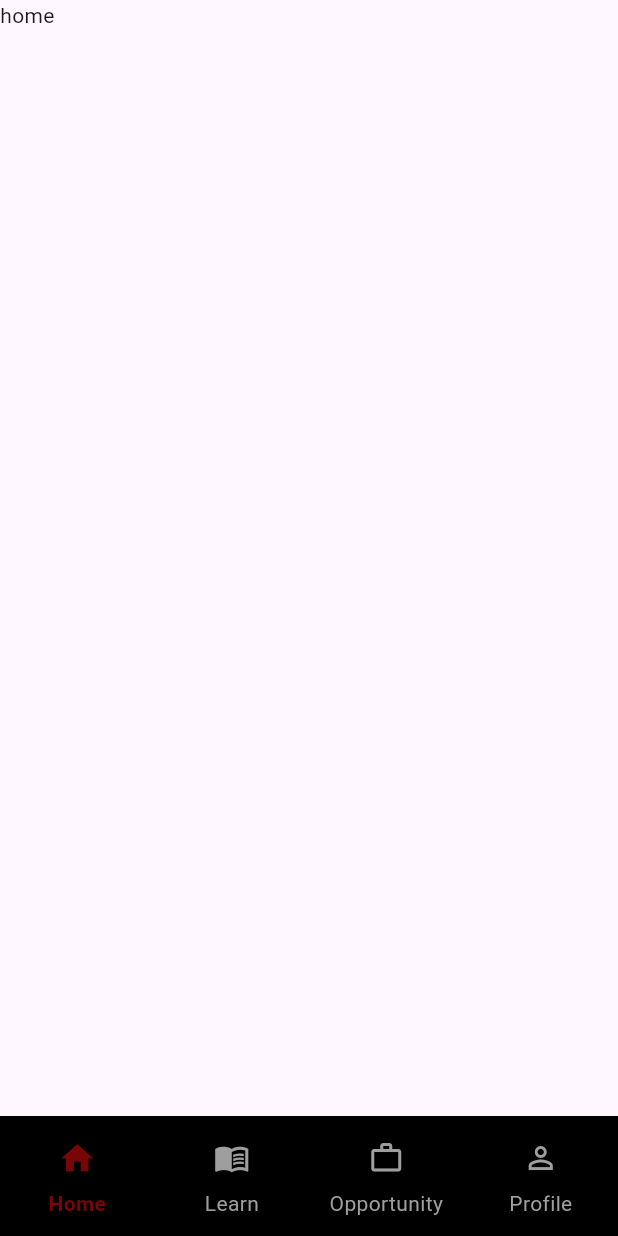
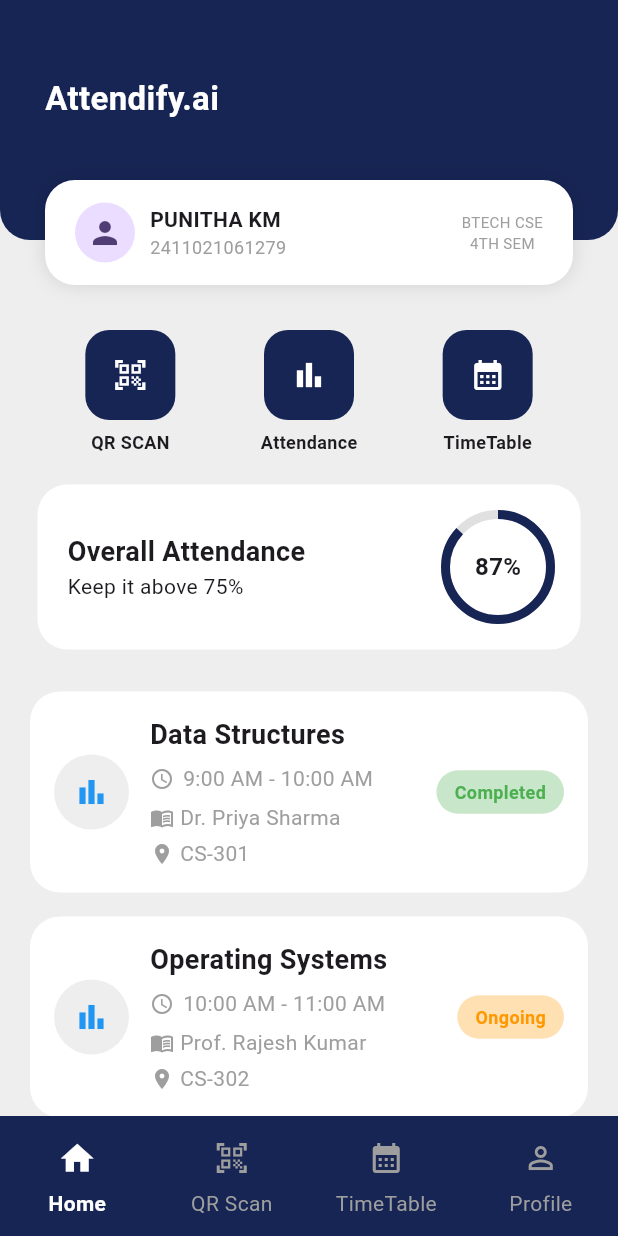
Before and after one commit to puniiith25/attendifyAI, a Flutter app: the screen it shows after launch, on a phone screen of 412 x 824 dp. Run offline on Flutter 3.47's test engine with Material 3 defaults, Android fonts, the phone set to English and light mode, and no system bars; our stand-ins replace table_calendar.

Commit message:
time table ui is completed

```diff
--- /dev/null
+++ b/attendify/lib/Models/timetable_model.dart
@@ -0,0 +1,22 @@
+class Timetable {
+  final int dayOfWeek;
+  final String subject;
+  final String teacher;
+  final String room;
+  final String startTime;
+  final String endTime;
+
+  final DateTime validFrom;
+  final DateTime validTo;
+
+  Timetable({
+    required this.dayOfWeek,
+    required this.subject,
+    required this.teacher,
+    required this.room,
+    required this.startTime,
+    required this.endTime,
+    required this.validFrom,
+    required this.validTo,
+  });
+}
--- a/attendify/lib/Pages/Home.dart
+++ b/attendify/lib/Pages/Home.dart
@@ -1,4 +1,10 @@
+import 'package:attendify/widgets/HomePage_widgets/class_card.dart';
+import 'package:attendify/widgets/HomePage_widgets/quick_actions.dart';
+import 'package:attendify/widgets/color_codes.dart';
 import 'package:flutter/material.dart';
+
+import 'package:attendify/widgets/HomePage_widgets/attendance_card.dart';
+import 'package:attendify/widgets/HomePage_widgets/header.dart';
 
 class Home extends StatefulWidget {
   const Home({super.key});
@@ -8,8 +14,91 @@
 }
 
 class _HomeState extends State<Home> {
+  final List<Map<String, String>> classes = [
+    {
+      "subject": "Data Structures",
+      "time": "9:00 AM - 10:00 AM",
+      "teacher": "Dr. Priya Sharma",
+      "room": "CS-301",
+      "status": "Completed",
+    },
+    {
+      "subject": "Operating Systems",
+      "time": "10:00 AM - 11:00 AM",
+      "teacher": "Prof. Rajesh Kumar",
+      "room": "CS-302",
+      "status": "Ongoing",
+    },
+    {
+      "subject": "Database Systems",
+      "time": "11:30 AM - 12:30 PM",
+      "teacher": "Dr. Anitha R.",
+      "room": "CS-303",
+      "status": "Upcoming",
+    },
+    {
+      "subject": "Computer Networks",
+      "time": "2:00 PM - 3:00 PM",
+      "teacher": "Prof. Suresh M.",
+      "room": "CS-Lab1",
+      "status": "Upcoming",
+    },
+  ];
+
   @override
   Widget build(BuildContext context) {
-    return Scaffold(body: Text("home"));
+    return Scaffold(
+      backgroundColor: Colors.grey.shade200,
+
+      body: SingleChildScrollView(
+        child: Column(
+          children: [
+            const HeaderSection(),
+
+            const SizedBox(height: 60),
+
+            const Row(
+              mainAxisAlignment: MainAxisAlignment.spaceEvenly,
+              children: [
+                QuickButton(
+                  icon: Icons.qr_code_scanner,
+                  label: 'QR SCAN',
+                  color: AppColors.primary,
+                ),
+                QuickButton(
+                  icon: Icons.bar_chart,
+                  label: 'Attendance',
+                  color: AppColors.primary,
+                ),
+                QuickButton(
+                  icon: Icons.calendar_month,
+                  label: 'TimeTable',
+                  color: AppColors.primary,
+                ),
+              ],
+            ),
+
+            const SizedBox(height: 20),
+
+            const AttendanceCard(),
+
+            const SizedBox(height: 20),
+
+            /* CLASS LIST */
+            Column(
+              children: classes.map((classData) {
+                return ClassCard(
+                  subject: classData["subject"]!,
+                  time: classData["time"]!,
+                  teacher: classData["teacher"]!,
+                  room: classData["room"]!,
+                  status: classData["status"]!,
+                );
+              }).toList(),
+            ),
+          ],
+        ),
+      ),
+    );
   }
 }
--- a/attendify/lib/Pages/TimeTable.dart
+++ b/attendify/lib/Pages/TimeTable.dart
@@ -1,15 +1,23 @@
 import 'package:flutter/material.dart';
 
-class Timetable extends StatefulWidget {
+import '../widgets/timetable_calendar.dart';
+import '../Services/timetable_service.dart';
+
+class Timetable extends StatelessWidget {
   const Timetable({super.key});
 
   @override
-  State<Timetable> createState() => _TimetableState();
-}
+  Widget build(BuildContext context) {
+    final timetable = TimetableService.getStudentTimetable();
 
-class _TimetableState extends State<Timetable> {
-  @override
-  Widget build(BuildContext context) {
-    return Scaffold(body: Text("Timetable"));
+    return Scaffold(
+      appBar: AppBar(title: const Text("My Timetable")),
+
+      body: Padding(
+        padding: const EdgeInsets.all(12),
+
+        child: TimetableCalendar(timetable: timetable),
+      ),
+    );
   }
 }
--- /dev/null
+++ b/attendify/lib/Services/timetable_service.dart
@@ -0,0 +1,86 @@
+import '../Models/timetable_model.dart';
+
+class TimetableService {
+  static List<Timetable> getStudentTimetable() {
+    return [
+      /* MONDAY */
+      Timetable(
+        dayOfWeek: 1,
+        subject: "Data Structures",
+        teacher: "Dr Priya Sharma",
+        room: "CS301",
+        startTime: "09:00",
+        endTime: "10:00",
+        validFrom: DateTime(2026, 1, 1),
+        validTo: DateTime(2026, 5, 30),
+      ),
+
+      Timetable(
+        dayOfWeek: 1,
+        subject: "Operating Systems",
+        teacher: "Prof Rajesh Kumar",
+        room: "CS302",
+        startTime: "10:00",
+        endTime: "11:00",
+        validFrom: DateTime(2026, 1, 1),
+        validTo: DateTime(2026, 5, 30),
+      ),
+
+      Timetable(
+        dayOfWeek: 1,
+        subject: "Database Systems",
+        teacher: "Dr Anitha",
+        room: "CS303",
+        startTime: "11:30",
+        endTime: "12:30",
+        validFrom: DateTime(2026, 1, 1),
+        validTo: DateTime(2026, 5, 30),
+      ),
+
+      Timetable(
+        dayOfWeek: 1,
+        subject: "Computer Networks",
+        teacher: "Prof Suresh",
+        room: "CS304",
+        startTime: "14:00",
+        endTime: "15:00",
+        validFrom: DateTime(2026, 1, 1),
+        validTo: DateTime(2026, 5, 30),
+      ),
+
+      /* TUESDAY */
+      Timetable(
+        dayOfWeek: 2,
+        subject: "Machine Learning",
+        teacher: "Dr Kavitha",
+        room: "CS201",
+        startTime: "09:00",
+        endTime: "10:00",
+        validFrom: DateTime(2026, 1, 1),
+        validTo: DateTime(2026, 5, 30),
+      ),
+
+      Timetable(
+        dayOfWeek: 2,
+        subject: "Software Engineering",
+        teacher: "Dr Meena",
+        room: "CS202",
+        startTime: "10:00",
+        endTime: "11:00",
+        validFrom: DateTime(2026, 1, 1),
+        validTo: DateTime(2026, 5, 30),
+      ),
+
+      Timetable(
+        dayOfWeek: 2,
+        subject: "Cloud Computing",
+        teacher: "Dr Prakash",
+        room: "CS203",
+        startTime: "11:30",
+        endTime: "12:30",
+        validFrom: DateTime(2026, 1, 1),
+        validTo: DateTime(2026, 5, 30),
+      ),
+    ];
+  }
+}
--- a/attendify/lib/main.dart
+++ b/attendify/lib/main.dart
@@ -13,6 +13,7 @@
   Widget build(BuildContext context) {
     return MaterialApp(
       title: 'Flutter Demo',
+      debugShowCheckedModeBanner: false,
       theme: ThemeData(colorScheme: .fromSeed(seedColor: Colors.deepPurple)),
       home: widgetTree(),
     );
--- /dev/null
+++ b/attendify/lib/widgets/HomePage_widgets/attendance_card.dart
@@ -0,0 +1,59 @@
+import 'package:attendify/widgets/color_codes.dart';
+import 'package:flutter/material.dart';
+
+class AttendanceCard extends StatelessWidget {
+  const AttendanceCard({super.key});
+
+  @override
+  Widget build(BuildContext context) {
+    return Container(
+      margin: const EdgeInsets.symmetric(horizontal: 25),
+      padding: const EdgeInsets.all(20),
+
+      decoration: BoxDecoration(
+        color: Colors.white,
+        borderRadius: BorderRadius.circular(20),
+      ),
+
+      child: Row(
+        mainAxisAlignment: MainAxisAlignment.spaceBetween,
+        children: [
+          const Column(
+            crossAxisAlignment: CrossAxisAlignment.start,
+            children: [
+              Text(
+                "Overall Attendance",
+                style: TextStyle(fontWeight: FontWeight.bold, fontSize: 18),
+              ),
+              Text("Keep it above 75%"),
+            ],
+          ),
+
+          /* CIRCULAR PERCENT INDICATOR */
+          Stack(
+            alignment: Alignment.center,
+            children: [
+              SizedBox(
+                width: 70,
+                height: 70,
+                child: CircularProgressIndicator(
+                  value: 0.87, // 87%
+                  strokeWidth: 6,
+                  backgroundColor: Colors.grey.shade300,
+                  valueColor: const AlwaysStoppedAnimation<Color>(
+                    AppColors.primary,
+                  ),
+                ),
+              ),
+
+              const Text(
+                "87%",
+                style: TextStyle(fontWeight: FontWeight.bold, fontSize: 16),
+              ),
+            ],
+          ),
+        ],
+      ),
+    );
+  }
+}
--- /dev/null
+++ b/attendify/lib/widgets/HomePage_widgets/class_card.dart
@@ -0,0 +1,177 @@
+import 'package:flutter/material.dart';
+
+class ClassCard extends StatelessWidget {
+  final String subject;
+  final String time;
+  final String teacher;
+  final String room;
+  final String status;
+
+  const ClassCard({
+    super.key,
+    required this.subject,
+    required this.time,
+    required this.teacher,
+    required this.room,
+    required this.status,
+  });
+
+  Color getStatusColor() {
+    switch (status) {
+      case "Completed":
+        return Colors.green;
+      case "Ongoing":
+        return Colors.orange;
+      default:
+        return Colors.blue;
+    }
+  }
+
+  Color getStatusBackground() {
+    switch (status) {
+      case "Completed":
+        return Colors.green.shade100;
+      case "Ongoing":
+        return Colors.orange.shade100;
+      default:
+        return Colors.blue.shade100;
+    }
+  }
+
+  @override
+  Widget build(BuildContext context) {
+    return Padding(
+      padding: const EdgeInsets.symmetric(horizontal: 20, vertical: 8),
+
+      child: Container(
+        padding: const EdgeInsets.all(16),
+
+        decoration: BoxDecoration(
+          color: Colors.white,
+          borderRadius: BorderRadius.circular(20),
+        ),
+
+        child: Row(
+          crossAxisAlignment: CrossAxisAlignment.center,
+          children: [
+            /* LEFT ICON */
+            Container(
+              width: 50,
+              height: 50,
+              decoration: BoxDecoration(
+                color: Colors.grey.shade200,
+                shape: BoxShape.circle,
+              ),
+              child: const Icon(Icons.bar_chart, color: Colors.blue),
+            ),
+
+            const SizedBox(width: 14),
+
+            /* CONTENT */
+            Expanded(
+              child: Column(
+                mainAxisAlignment: MainAxisAlignment.center,
+                crossAxisAlignment: CrossAxisAlignment.start,
+                children: [
+                  Text(
+                    subject,
+                    maxLines: 1,
+                    overflow: TextOverflow.ellipsis,
+                    style: const TextStyle(
+                      fontWeight: FontWeight.bold,
+                      fontSize: 18,
+                    ),
+                  ),
+
+                  const SizedBox(height: 6),
+
+                  Row(
+                    children: [
+                      const Icon(
+                        Icons.access_time,
+                        size: 16,
+                        color: Colors.grey,
+                      ),
+
+                      const SizedBox(width: 6),
+
+                      Flexible(
+                        child: Text(
+                          time,
+                          overflow: TextOverflow.ellipsis,
+                          style: const TextStyle(color: Colors.grey),
+                        ),
+                      ),
+                    ],
+                  ),
+
+                  const SizedBox(height: 6),
+
+                  /* TEACHER + ROOM */
+                  Wrap(
+                    spacing: 14,
+                    runSpacing: 4,
+                    children: [
+                      Row(
+                        mainAxisSize: MainAxisSize.min,
+                        children: [
+                          const Icon(
+                            Icons.menu_book,
+                            size: 16,
+                            color: Colors.grey,
+                          ),
+                          const SizedBox(width: 4),
+                          Text(
+                            teacher,
+                            style: const TextStyle(color: Colors.grey),
+                          ),
+                        ],
+                      ),
+
+                      Row(
+                        mainAxisSize: MainAxisSize.min,
+                        children: [
+                          const Icon(
+                            Icons.location_on,
+                            size: 16,
+                            color: Colors.grey,
+                          ),
+                          const SizedBox(width: 4),
+                          Text(
+                            room,
+                            style: const TextStyle(color: Colors.grey),
+                          ),
+                        ],
+                      ),
+                    ],
+                  ),
+                ],
+              ),
+            ),
+
+            const SizedBox(width: 10),
+
+            /* STATUS BADGE */
+            Container(
+              padding: const EdgeInsets.symmetric(horizontal: 12, vertical: 6),
+
+              decoration: BoxDecoration(
+                color: getStatusBackground(),
+                borderRadius: BorderRadius.circular(20),
+              ),
+
+              child: Text(
+                status,
+                style: TextStyle(
+                  color: getStatusColor(),
+                  fontWeight: FontWeight.bold,
+                  fontSize: 12,
+                ),
+              ),
+            ),
+          ],
+        ),
+      ),
+    );
+  }
+}
--- /dev/null
+++ b/attendify/lib/widgets/HomePage_widgets/header.dart
@@ -0,0 +1,43 @@
+import 'package:attendify/widgets/HomePage_widgets/student_card.dart';
+import 'package:attendify/widgets/color_codes.dart';
+import 'package:flutter/material.dart';
+
+class HeaderSection extends StatelessWidget {
+  const HeaderSection({super.key});
+
+  @override
+  Widget build(BuildContext context) {
+    return Stack(
+      clipBehavior: Clip.none,
+      children: [
+        Container(
+          width: double.infinity,
+          height: 160,
+          padding: const EdgeInsets.only(top: 50, left: 30),
+          decoration: const BoxDecoration(
+            color: AppColors.primary,
+            borderRadius: BorderRadius.only(
+              bottomLeft: Radius.circular(20),
+              bottomRight: Radius.circular(20),
+            ),
+          ),
+          child: const Text(
+            "Attendify.ai",
+            style: TextStyle(
+              color: AppColors.white,
+              fontSize: 22,
+              fontWeight: FontWeight.bold,
+            ),
+          ),
+        ),
+
+        const Positioned(
+          bottom: -30,
+          left: 30,
+          right: 30,
+          child: StudentCard(),
+        ),
+      ],
+    );
+  }
+}
--- /dev/null
+++ b/attendify/lib/widgets/HomePage_widgets/quick_actions.dart
@@ -0,0 +1,38 @@
+import 'package:flutter/material.dart';
+
+class QuickButton extends StatelessWidget {
+  final IconData icon;
+  final String label;
+  final Color color;
+
+  const QuickButton({
+    super.key,
+    required this.icon,
+    required this.label,
+    required this.color,
+  });
+
+  @override
+  Widget build(BuildContext context) {
+    return Column(
+      children: [
+        Container(
+          width: 60,
+          height: 60,
+          decoration: BoxDecoration(
+            color: color,
+            borderRadius: BorderRadius.circular(16),
+          ),
+          child: Icon(icon, color: Colors.white),
+        ),
+
+        const SizedBox(height: 6),
+
+        Text(
+          label,
+          style: TextStyle(fontWeight: FontWeight.bold, fontSize: 12),
+        ),
+      ],
+    );
+  }
+}
--- /dev/null
+++ b/attendify/lib/widgets/HomePage_widgets/student_card.dart
@@ -0,0 +1,58 @@
+import 'package:flutter/material.dart';
+import 'package:attendify/widgets/color_codes.dart';
+
+class StudentCard extends StatelessWidget {
+  const StudentCard({super.key});
+
+  @override
+  Widget build(BuildContext context) {
+    return Container(
+      height: 70,
+      decoration: BoxDecoration(
+        color: AppColors.white,
+        borderRadius: BorderRadius.circular(20),
+        boxShadow: const [BoxShadow(color: Colors.black12, blurRadius: 10)],
+      ),
+
+      child: const Row(
+        children: [
+          SizedBox(width: 20),
+
+          CircleAvatar(radius: 20, child: Icon(Icons.person)),
+
+          SizedBox(width: 10),
+
+          Column(
+            mainAxisAlignment: MainAxisAlignment.center,
+            crossAxisAlignment: CrossAxisAlignment.start,
+            children: [
+              Text("PUNITHA KM", style: TextStyle(fontWeight: FontWeight.bold)),
+              Text(
+                "2411021061279",
+                style: TextStyle(fontSize: 12, color: Colors.grey),
+              ),
+            ],
+          ),
+
+          Spacer(),
+
+          Column(
+            mainAxisAlignment: MainAxisAlignment.center,
+            children: [
+              Text(
+                "BTECH CSE",
+                style: TextStyle(fontSize: 10, color: Colors.grey),
+              ),
+              Text(
+                "4TH SEM",
+                style: TextStyle(fontSize: 10, color: Colors.grey),
+              ),
+            ],
+          ),
+
+          SizedBox(width: 20),
+        ],
+      ),
+    );
+  }
+}
--- a/attendify/lib/widgets/NavBar.dart
+++ b/attendify/lib/widgets/NavBar.dart
@@ -1,7 +1,6 @@
 import 'package:attendify/data/notifiiers.dart';
 import 'package:attendify/widgets/color_codes.dart';
 import 'package:flutter/material.dart';
-
 
 class NavbarWidget extends StatefulWidget {
   const NavbarWidget({super.key});
@@ -18,13 +17,13 @@
       builder: (context, selectedPage, child) {
         return NavigationBarTheme(
           data: NavigationBarThemeData(
-            backgroundColor: AppColors.black,
+            backgroundColor: AppColors.primary,
 
             indicatorColor: Colors.transparent,
 
             iconTheme: WidgetStateProperty.resolveWith<IconThemeData>((states) {
               if (states.contains(WidgetState.selected)) {
-                return IconThemeData(color: AppColors.darkRed, size: 26);
+                return IconThemeData(color: AppColors.white, size: 26);
               }
               return const IconThemeData(color: Colors.grey, size: 24);
             }),
@@ -34,7 +33,7 @@
             ) {
               if (states.contains(WidgetState.selected)) {
                 return TextStyle(
-                  color: AppColors.darkRed,
+                  color: AppColors.white,
                   fontWeight: FontWeight.w600,
                 );
               }
@@ -55,14 +54,14 @@
                 label: 'Home',
               ),
               NavigationDestination(
-                icon: Icon(Icons.menu_book_outlined),
-                selectedIcon: Icon(Icons.menu_book),
-                label: 'Learn',
+                icon: Icon(Icons.qr_code_scanner),
+                selectedIcon: Icon(Icons.qr_code_2_sharp),
+                label: 'QR Scan',
               ),
               NavigationDestination(
-                icon: Icon(Icons.work_outline),
-                selectedIcon: Icon(Icons.work),
-                label: 'Opportunity',
+                icon: Icon(Icons.calendar_month),
+                selectedIcon: Icon(Icons.calendar_month_rounded),
+                label: 'TimeTable',
               ),
               NavigationDestination(
                 icon: Icon(Icons.person_outline),
--- a/attendify/lib/widgets/color_codes.dart
+++ b/attendify/lib/widgets/color_codes.dart
@@ -1,9 +1,15 @@
 import 'package:flutter/material.dart';
 
 class AppColors {
-  static const darkRed = Color(0xFF780606); // was primaryOrange
-  static const black = Color(0xFF000000); // was primaryDarkBlue
-  static const blue = Color(0xFF2181F9); // was accentBlue
-  static const white = Color(0xFFFFFFFF);
-  static const lightGrey = Color(0xFFCBCBCB); // was grey
+  static const Color primary = Color(0xFF172554); // blue-950
+  static const Color primaryLight = Color(0xFF1E40AF);
+
+  static const Color white = Colors.white;
+  static const Color black = Color(0xFF111827);
+
+  static const Color grey = Color(0xFFF3F4F6);
+  static const Color textGrey = Color(0xFF6B7280);
+
+  static const Color green = Color(0xFF22C55E);
+  static const Color orange = Color(0xFFF59E0B);
 }
--- /dev/null
+++ b/attendify/lib/widgets/timetable_calendar.dart
@@ -0,0 +1,76 @@
+import 'package:flutter/material.dart';
+import 'package:table_calendar/table_calendar.dart';
+import '../Models/timetable_model.dart';
+
+class TimetableCalendar extends StatefulWidget {
+  final List<Timetable> timetable;
+
+  const TimetableCalendar({super.key, required this.timetable});
+
+  @override
+  State<TimetableCalendar> createState() => _TimetableCalendarState();
+}
+
+class _TimetableCalendarState extends State<TimetableCalendar> {
+  DateTime focusedDay = DateTime.now();
+  DateTime? selectedDay;
+
+  List<Timetable> _getEventsForDay(DateTime day) {
+    return widget.timetable.where((t) {
+      bool correctDay = t.dayOfWeek == day.weekday;
+
+      bool validDate =
+          day.isAfter(t.validFrom.subtract(const Duration(days: 1))) &&
+          day.isBefore(t.validTo.add(const Duration(days: 1)));
+
+      return correctDay && validDate;
+    }).toList();
+  }
+
+  @override
+  Widget build(BuildContext context) {
+    return Column(
+      children: [
+        TableCalendar(
+          firstDay: DateTime(2020),
+          lastDay: DateTime(2035),
+          focusedDay: focusedDay,
+
+          calendarFormat: CalendarFormat.week,
+
+          selectedDayPredicate: (day) => isSameDay(selectedDay, day),
+
+          onDaySelected: (selected, focused) {
+            setState(() {
+              selectedDay = selected;
+              focusedDay = focused;
+            });
+          },
+
+          eventLoader: _getEventsForDay,
+        ),
+
+        const SizedBox(height: 10),
+
+        Expanded(
+          child: ListView(
+            children: _getEventsForDay(selectedDay ?? focusedDay).map((t) {
+              return Card(
+                margin: const EdgeInsets.symmetric(horizontal: 12, vertical: 6),
+
+                child: ListTile(
+                  title: Text(t.subject),
+
+                  subtitle: Text(
+                    "${t.teacher} • Room ${t.room}\n"
+                    "${t.startTime} - ${t.endTime}",
+                  ),
+                ),
+              );
+            }).toList(),
+          ),
+        ),
+      ],
+    );
+  }
+}
--- a/attendify/pubspec.yaml
+++ b/attendify/pubspec.yaml
@@ -34,6 +34,7 @@
   # The following adds the Cupertino Icons font to your application.
   # Use with the CupertinoIcons class for iOS style icons.
   cupertino_icons: ^1.0.8
+  table_calendar: ^3.1.2
 
 dev_dependencies:
   flutter_test:
```
Also changed, not shown: attendify/pubspec.lock.
